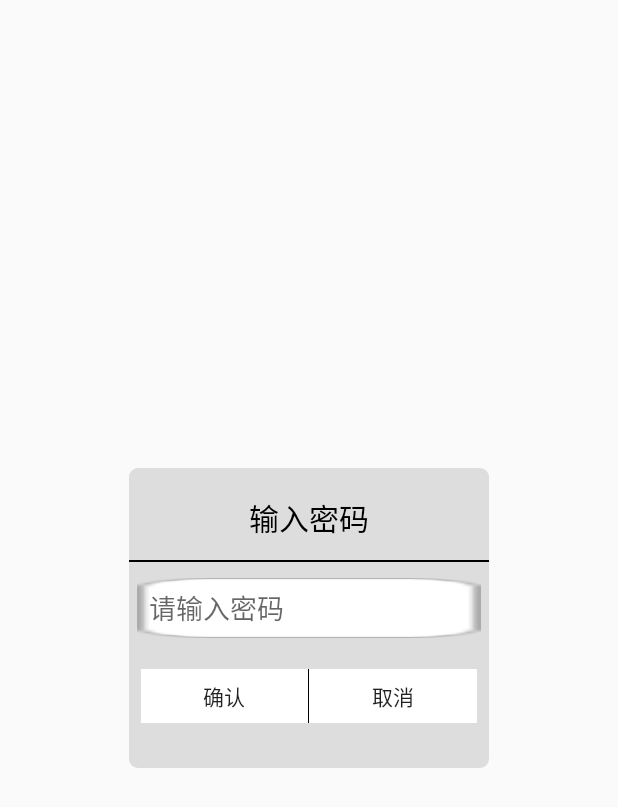
After one commit to ScineceHistory/Laowuguanli, an Android app: the layout input_password_dialog.xml on its own in the app's theme, with its tools: preview values and no code run, on a phone screen of 412 x 824 dp. The commit adds this screen. Shown: the top 807 px of the screen. Run offline under Robolectric (Android 15) with nearby library versions, the phone set to English and light mode, and no system bars; Roboto replaces fonts that are not available here.

Commit message:
新增劳务管理和违规管理的验证功能；自动登陆取消功能；修复小bug

```diff
--- /dev/null
+++ b/app/src/main/res/drawable/coner_bg_white.xml
@@ -0,0 +1,5 @@
+<?xml version="1.0" encoding="utf-8"?>
+<shape xmlns:android="http://schemas.android.com/apk/res/android">
+    <corners android:radius="6.0dp"/>
+    <solid android:color="#dddddd"/>
+</shape>
--- /dev/null
+++ b/app/src/main/res/layout/input_password_dialog.xml
@@ -0,0 +1,69 @@
+<?xml version="1.0" encoding="utf-8"?>
+<LinearLayout xmlns:android="http://schemas.android.com/apk/res/android"
+    android:layout_width="240dp"
+    android:layout_height="200dp"
+    android:minHeight="150dp"
+    android:layout_gravity="center"
+    android:background="@drawable/coner_bg_white"
+    android:orientation="vertical">
+
+    <TextView
+        android:id="@+id/tv_input_password_title"
+        android:layout_width="match_parent"
+        android:layout_height="wrap_content"
+        android:padding="8dp"
+        android:layout_marginTop="10dp"
+        android:layout_marginBottom="5dp"
+        android:textColor="#000"
+        android:text="输入密码"
+        android:gravity="center"
+        android:textSize="20sp"/>
+
+    <View
+        android:layout_width="match_parent"
+        android:layout_height="1.5px"
+        android:background="#000"
+        android:layout_marginBottom="5dp"/>
+
+    <EditText
+        android:id="@+id/et_input_password"
+        android:layout_width="match_parent"
+        android:layout_height="40dp"
+        android:layout_margin="5dp"
+        android:inputType="textPassword"
+        android:hint="请输入密码"
+        android:background="@drawable/edit_normal"
+        android:paddingLeft="8dp"/>
+
+    <LinearLayout
+        android:layout_width="match_parent"
+        android:layout_height="wrap_content"
+        android:orientation="horizontal"
+        android:layout_marginStart="8dp"
+        android:layout_marginEnd="8dp"
+        android:layout_marginTop="15dp"
+        android:layout_marginBottom="30dp"
+        android:gravity="center">
+
+        <Button
+            android:id="@+id/btn_confirm"
+            android:layout_width="0dp"
+            android:layout_weight="1"
+            android:layout_height="match_parent"
+            android:text="确认"
+            android:background="@android:color/white"/>
+
+        <View
+            android:layout_width="1.0px"
+            android:layout_height="match_parent"
+            android:background="#000" />
+
+        <Button
+            android:id="@+id/btn_dismiss"
+            android:layout_width="0dp"
+            android:layout_weight="1"
+            android:layout_height="match_parent"
+            android:text="取消"
+            android:background="@android:color/white"/>
+    </LinearLayout>
+</LinearLayout>
--- a/app/src/main/res/layout/list_item.xml
+++ b/app/src/main/res/layout/list_item.xml
@@ -14,6 +14,7 @@
         android:layout_height="match_parent"
         android:orientation="horizontal"
         android:layout_gravity="center_vertical"
+                  android:background="#33000000"
         android:padding="5dp">
 
         <TextView
@@ -21,7 +22,7 @@
             android:layout_width="0dp"
             android:layout_weight="1"
             android:layout_height="match_parent"
-            android:layout_marginStart="5dp"
+            android:layout_marginLeft="5dp"
             android:textColor="#000000"
             android:text="1."
             android:gravity="center_vertical|start"
--- a/app/src/main/res/values-v21/styles.xml
+++ b/app/src/main/res/values-v21/styles.xml
@@ -79,4 +79,5 @@
         <item name="colorButtonNormal">@color/primary_darker</item>
         <item name="android:colorButtonNormal">@color/primary_darker</item>
     </style>
+
 </resources>
--- a/app/src/main/res/values/colors.xml
+++ b/app/src/main/res/values/colors.xml
@@ -15,6 +15,7 @@
 
 
     <color name="primary">#607D8B</color>
+    <color name="loading">#55607D8B</color>
     <color name="primary_dark">#607D8B</color>
     <color name="primary_darker">#455A64</color>
     <color name="accent">#FFFFFF</color>
```
Also changed, not shown: app/src/main/java/zjut/com/laowuguanli/activity/LoginActivity.java (+32 -16 lines), app/src/main/java/zjut/com/laowuguanli/activity/MainActivity.java (+62 -3 lines), app/src/main/java/zjut/com/laowuguanli/dialog/InputPasswordDialog.java (added, +69 -0 lines), app/src/main/res/layout/activity_scan.xml (+3 -4 lines), app/src/main/res/layout/loading_progress_dialog.xml (added, +37 -0 lines), app/src/main/res/values/styles.xml (+10 -1 lines), app/src/main/res/drawable/edit_normal.9.png (added), 5 other files.
